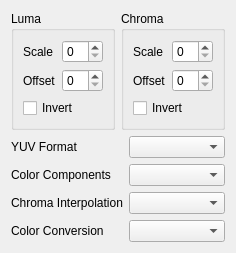
Qt form YUViewLib/ui/videoHandlerYUV.ui (IENT/YUView) before a commit.
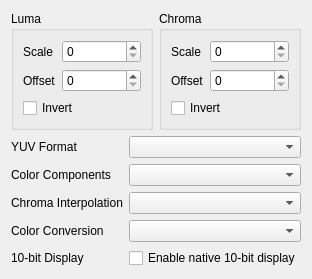
The same form after that commit.

Commit message: Implement native 10-bit display support for YUV sources

```diff
--- a/YUViewLib/ui/videoHandlerYUV.ui
+++ b/YUViewLib/ui/videoHandlerYUV.ui
@@ -196,6 +196,29 @@
          </property>
         </widget>
        </item>
+       <item row="4" column="0">
+        <widget class="QLabel" name="label_10bit">
+         <property name="toolTip">
+          <string>Enable native 10-bit display support for 10-bit YUV sources. This preserves 10-bit precision during YUV to RGB conversion.</string>
+         </property>
+         <property name="text">
+          <string>10-bit Display</string>
+         </property>
+        </widget>
+       </item>
+       <item row="4" column="1">
+        <widget class="QCheckBox" name="checkBoxEnable10BitDisplay">
+         <property name="toolTip">
+          <string>Enable native 10-bit display support for 10-bit YUV sources. This preserves 10-bit precision during YUV to RGB conversion.</string>
+         </property>
+         <property name="text">
+          <string>Enable native 10-bit display</string>
+         </property>
+         <property name="checked">
+          <bool>false</bool>
+         </property>
+        </widget>
+       </item>
       </layout>
      </item>
     </layout>
```
The commit also changes 3 other files.
